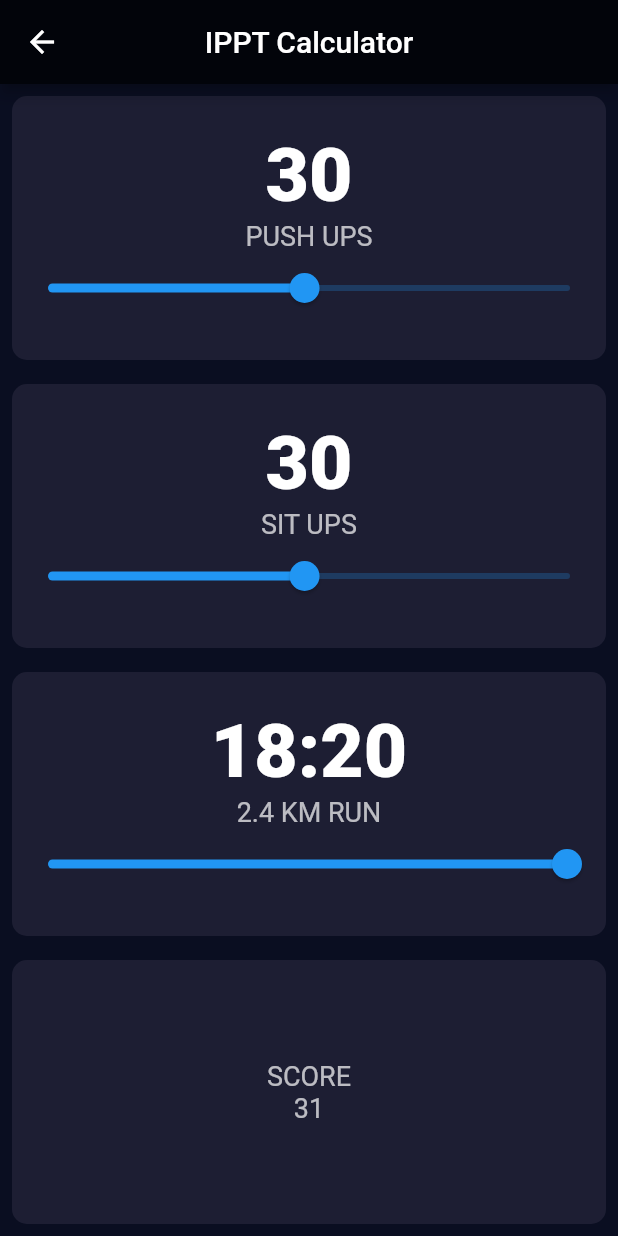
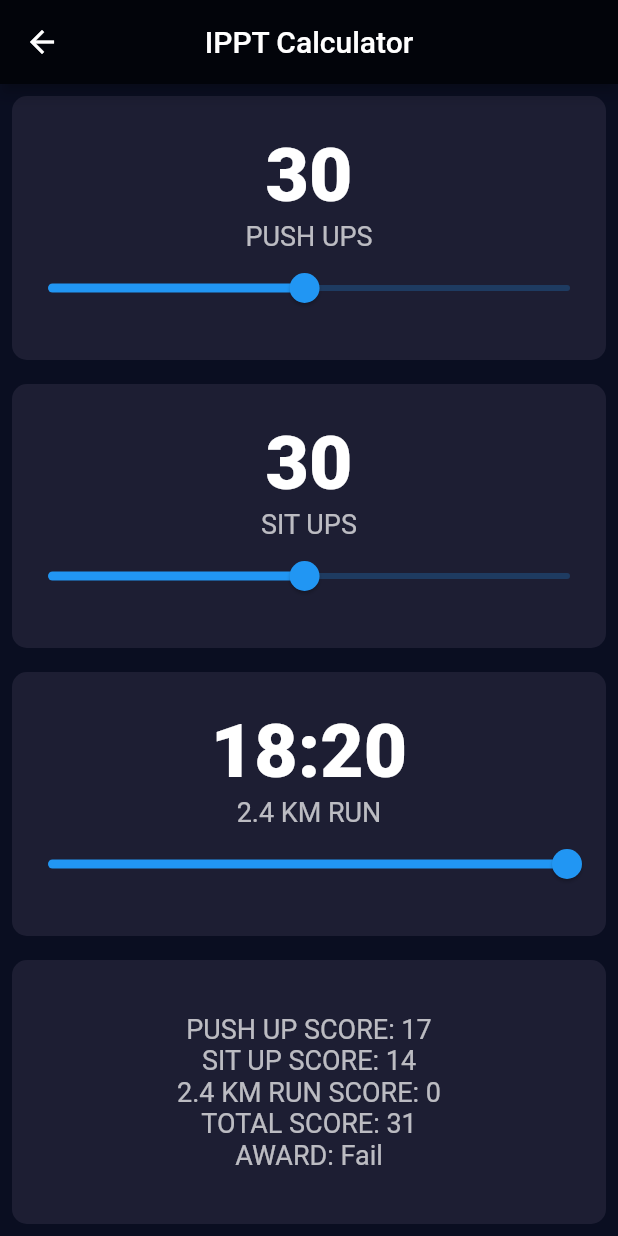
Before and after one commit to ngwx1996/NS-Tracker, a Flutter app: the IPPT screen opened by its route, on a phone screen of 412 x 824 dp. Run offline on Flutter 3.47's test engine with Material 2 defaults, Android fonts, the phone set to English and light mode, and no system bars; our stand-ins replace flutter_calendar_carousel, flutter_icons, percent_indicator.

Commit message:
Individual IPPT scores now shown with awards

```diff
--- a/lib/ippt_brain1.dart
+++ b/lib/ippt_brain1.dart
@@ -16,6 +16,11 @@ class IPPTBrain {
     this.gender,
   });
 
+  Map standards = {
+    "1": {"pass": 51, "incentive": 61, "silver": 75, "gold": 85},
+    "2": {"pass": 51, "incentive": 61, "silver": 75, "gold": 90}
+  };
+
   Map pushUpScores = {
     "60": [
       "25",
@@ -2670,7 +2675,6 @@ class IPPTBrain {
       case "22":
       case "23":
       case "24":
-        print('age poriubt');
         return 2;
       case "25":
       case "26":
@@ -2741,6 +2745,18 @@ class IPPTBrain {
     return scores[getGroupWithAge() - 1];
   }
 
+  String getAward(int totalScore) {
+    if (totalScore >= standards['1']['gold']) {
+      return 'Gold';
+    } else if (totalScore >= standards['1']['silver']) {
+      return 'Silver';
+    } else if (totalScore >= standards['1']['pass']) {
+      return 'Pass';
+    } else {
+      return 'Fail';
+    }
+  }
+
   // Get total score
   int getOverallScore() {
     String pScore = getScore(pushup, "push-up");
--- a/lib/ippt_calculator.dart
+++ b/lib/ippt_calculator.dart
@@ -25,7 +25,13 @@ class __IPPTStateState extends State<_IPPTState> {
   int pushups = 30;
   int situps = 30;
   int run = 1100;
-
+  IPPTBrain calculate = IPPTBrain(
+    pushup: 30,
+    situp: 30,
+    run: 1100,
+    age: 22,
+    gender: 0,
+  );
   @override
   Widget build(BuildContext context) {
     return Column(
@@ -125,14 +131,32 @@ class __IPPTStateState extends State<_IPPTState> {
             onPress: () {},
             clickColor: kInactiveCardColor,
             cardChild: Column(
+//              crossAxisAlignment: CrossAxisAlignment.center,
               mainAxisAlignment: MainAxisAlignment.center,
               children: <Widget>[
                 Text(
-                  'SCORE',
+                  'PUSH UP SCORE: ' +
+                      calculateStatic(pushups, situps, run, pushups, 'push-up'),
                   style: kLabelTextStyle,
                 ),
                 Text(
-                  calculateScore(pushups, situps, run).toString(),
+                  'SIT UP SCORE: ' +
+                      calculateStatic(pushups, situps, run, situps, 'sit-up'),
+                  style: kLabelTextStyle,
+                ),
+                Text(
+                  '2.4 KM RUN SCORE: ' +
+                      calculateStatic(pushups, situps, run, run, 'run'),
+                  style: kLabelTextStyle,
+                ),
+                Text(
+                  'TOTAL SCORE: ' +
+                      calculateScore(pushups, situps, run).toString(),
+                  style: kLabelTextStyle,
+                ),
+                Text(
+                  'AWARD: ' +
+                      calculate.getAward(calculateScore(pushups, situps, run)),
                   style: kLabelTextStyle,
                 ),
               ],
@@ -155,6 +179,18 @@ int calculateScore(int pushups, int situps, int runs) {
   return calculate.getOverallScore();
 }
 
+String calculateStatic(int pushups, int situps, int runs, repsOrTiming, type) {
+  IPPTBrain calculate = IPPTBrain(
+    pushup: pushups,
+    situp: situps,
+    run: runs,
+    age: 22,
+    gender: 0,
+  );
+  return calculate.getScore(repsOrTiming, type);
+}
+
+// adds a leading zero for single digit numbers
 String leadZero(int time) {
   String seconds = (time % 60).toString();
   return seconds.padLeft(2, '0');
```
